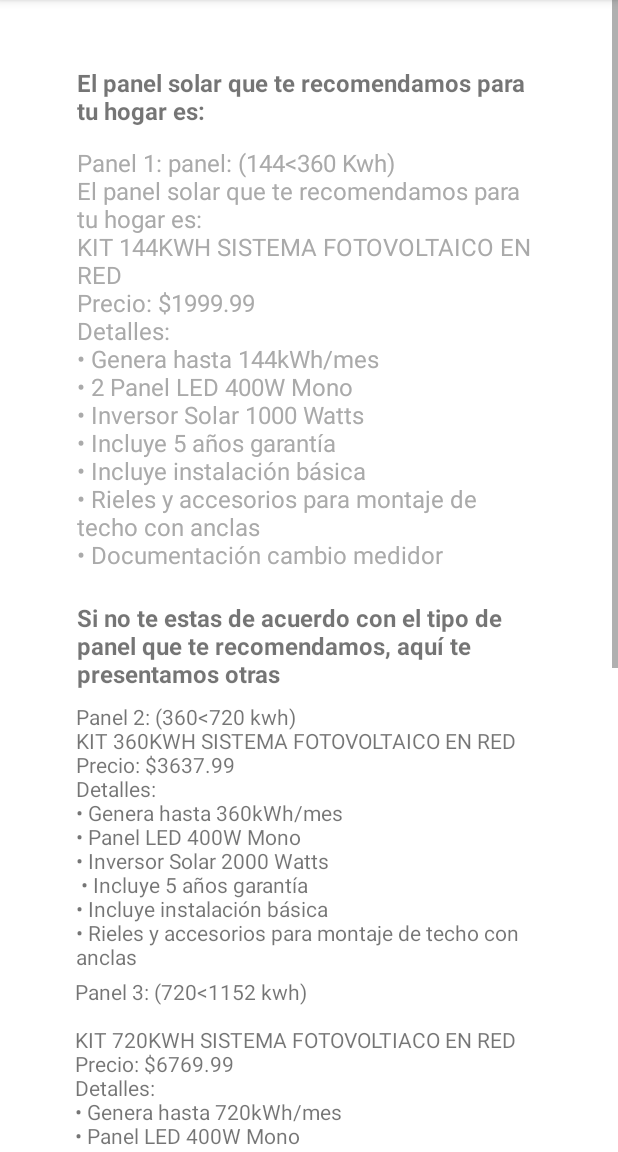
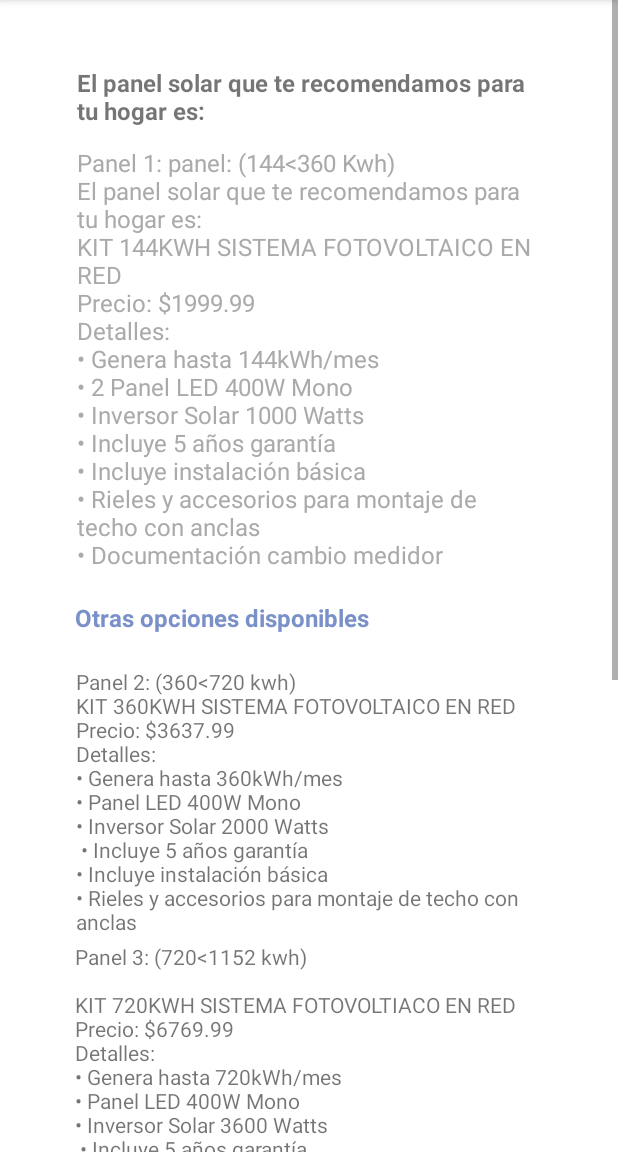
Before and after one commit to Jefferson545/proyectote, an Android app: the Activity_calc_panels screen opened directly, with no data from a screen before it, on a phone screen of 412 x 824 dp, the part 84-1236 px from its top. Run offline under Robolectric (Android 15) with nearby library versions, the phone set to English and light mode, and no system bars; 6 statements that could not run were skipped.

```diff
--- a/app/src/main/res/layout/activity_calc_panels.xml
+++ b/app/src/main/res/layout/activity_calc_panels.xml
@@ -18,6 +18,7 @@
             android:text="El panel solar que te recomendamos para tu hogar es:"
             android:textSize="16sp"
             android:textStyle="bold"
+
             app:layout_constraintEnd_toEndOf="parent"
             app:layout_constraintStart_toStartOf="parent"
             app:layout_constraintTop_toTopOf="parent" />
@@ -28,22 +29,24 @@
             android:layout_height="wrap_content"
             android:clickable="true"
             android:onClick="click"
-            android:text="ewqwqe"
+            android:text=""
             android:textColor="@android:color/darker_gray"
             android:textSize="16sp"
-            app:layout_constraintBottom_toTopOf="@+id/textView7"
+            app:layout_constraintBottom_toTopOf="@+id/textViewVerMas"
             app:layout_constraintEnd_toEndOf="parent"
             app:layout_constraintStart_toStartOf="parent"
             app:layout_constraintTop_toBottomOf="@+id/textView" />
 
         <TextView
-            android:id="@+id/textView7"
-            android:layout_width="309dp"
-            android:layout_height="63dp"
+            android:id="@+id/textViewVerMas"
+            android:layout_width="312dp"
+            android:layout_height="40dp"
             android:layout_marginTop="20dp"
-            android:text="Si no te estas de acuerdo con el tipo de panel que te recomendamos, aquí te presentamos otras "
+            android:text="Otras opciones disponibles"
+            android:textColor="@color/material_dynamic_primary60"
             android:textSize="16sp"
             android:textStyle="bold"
+            android:onClick="metodo"
             app:layout_constraintEnd_toEndOf="parent"
             app:layout_constraintStart_toStartOf="parent"
             app:layout_constraintTop_toBottomOf="@+id/primerPanel" />
@@ -59,7 +62,7 @@
             app:layout_constraintEnd_toEndOf="parent"
             app:layout_constraintHorizontal_bias="0.512"
             app:layout_constraintStart_toStartOf="parent"
-            app:layout_constraintTop_toBottomOf="@+id/textView7" />
+            app:layout_constraintTop_toBottomOf="@+id/textViewVerMas" />
 
         <TextView
             android:id="@+id/tercerPanel"
```
